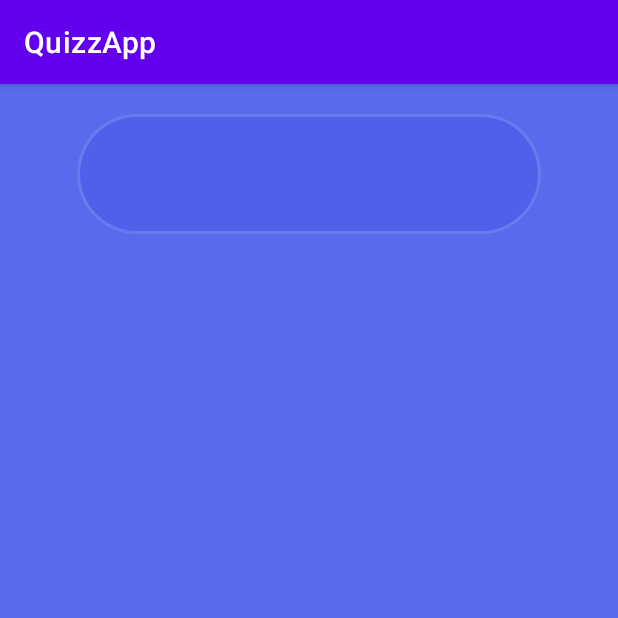
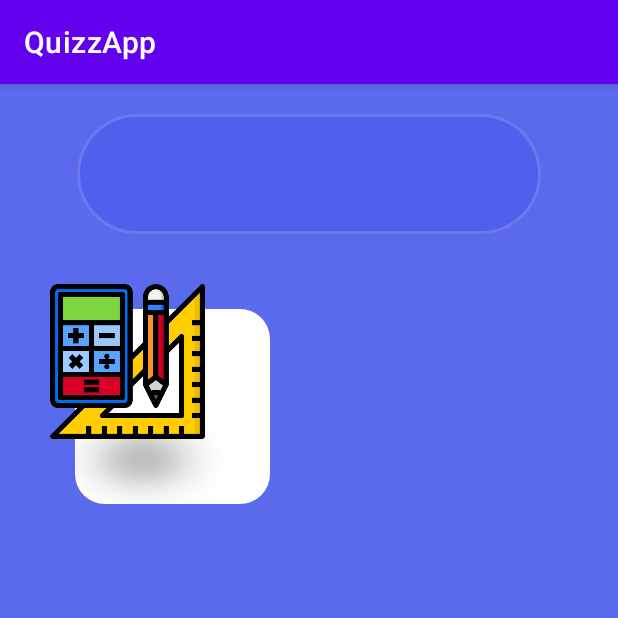
Before and after one commit to stroescump/QuizzApp, an Android app: the DashboardActivity screen opened directly, with no data from a screen before it, on a phone screen of 412 x 824 dp, the top half of it. Run offline under Robolectric (Android 15) with nearby library versions, the light colour scheme and no system bars.

Commit message:
implemented first UI mockup of quiz category

```diff
--- /dev/null
+++ b/app/src/main/res/drawable/bg_cardview_quiz.xml
@@ -0,0 +1,17 @@
+<?xml version="1.0" encoding="utf-8"?>
+<layer-list xmlns:android="http://schemas.android.com/apk/res/android">
+    <item
+        android:width="@dimen/dimen_130dp"
+        android:height="@dimen/dimen_130dp">
+        <shape android:shape="rectangle">
+            <solid android:color="@color/white" />
+            <corners android:radius="@dimen/dimen_20dp" />
+        </shape>
+    </item>
+    <item
+        android:width="@dimen/dimen_130dp"
+        android:height="@dimen/dimen_80dp"
+        android:drawable="@drawable/shadow_quiz_cardview"
+        android:top="@dimen/dimen_60dp" android:left="-20dp">
+    </item>
+</layer-list>
--- a/app/src/main/res/layout/activity_dashboard.xml
+++ b/app/src/main/res/layout/activity_dashboard.xml
@@ -38,25 +38,56 @@
             app:layout_constraintTop_toTopOf="@id/ivProfile"
             tools:text="Irina" />
 
-        <androidx.appcompat.widget.AppCompatImageView
-            android:id="@+id/ivXP"
-            android:layout_width="@dimen/dimen_60dp"
-            android:layout_height="@dimen/dimen_60dp"
-            android:layout_marginEnd="@dimen/dimen_10dp"
-            app:layout_constraintBottom_toBottomOf="@id/ivProfile"
-            app:layout_constraintEnd_toStartOf="@id/tvXP"
-            app:layout_constraintTop_toTopOf="@id/ivProfile"
-            tools:src="@tools:sample/avatars" />
+        <!--        <androidx.appcompat.widget.AppCompatImageView-->
+        <!--            android:id="@+id/ivXP"-->
+        <!--            android:layout_width="@dimen/dimen_60dp"-->
+        <!--            android:layout_height="@dimen/dimen_60dp"-->
+        <!--            android:layout_marginEnd="@dimen/dimen_10dp"-->
+        <!--            app:layout_constraintBottom_toBottomOf="@id/ivProfile"-->
+        <!--            app:layout_constraintEnd_toStartOf="@id/tvXP"-->
+        <!--            app:layout_constraintTop_toTopOf="@id/ivProfile"-->
+        <!--            tools:src="@tools:sample/avatars" />-->
 
-        <androidx.appcompat.widget.AppCompatTextView
-            android:id="@+id/tvXP"
-            android:layout_width="wrap_content"
-            android:layout_height="wrap_content"
-            android:layout_marginStart="@dimen/dimen_10dp"
-            app:layout_constraintBottom_toBottomOf="@id/ivProfile"
-            app:layout_constraintEnd_toEndOf="parent"
-            app:layout_constraintTop_toTopOf="@id/ivProfile"
-            tools:text="200,000" />
+        <!--        <androidx.appcompat.widget.AppCompatTextView-->
+        <!--            android:id="@+id/tvXP"-->
+        <!--            android:layout_width="wrap_content"-->
+        <!--            android:layout_height="wrap_content"-->
+        <!--            android:layout_marginStart="@dimen/dimen_10dp"-->
+        <!--            app:layout_constraintBottom_toBottomOf="@id/ivProfile"-->
+        <!--            app:layout_constraintEnd_toEndOf="parent"-->
+        <!--            app:layout_constraintTop_toTopOf="@id/ivProfile"-->
+        <!--            tools:text="200,000" />-->
 
     </androidx.constraintlayout.widget.ConstraintLayout>
+
+    <androidx.constraintlayout.widget.ConstraintLayout
+        android:id="@+id/cvQuiz1"
+        android:layout_width="@dimen/dimen_130dp"
+        android:layout_height="@dimen/dimen_130dp"
+        android:layout_margin="@dimen/dimen_50dp"
+        android:background="@drawable/bg_cardview_quiz"
+        app:layout_constraintStart_toStartOf="parent"
+        app:layout_constraintTop_toBottomOf="@id/containerProfile" />
+
+    <androidx.appcompat.widget.AppCompatImageView
+        android:id="@+id/ivQuizMath"
+        android:layout_width="110dp"
+        android:layout_height="110dp"
+        android:src="@drawable/math"
+        android:translationX="-40dp"
+        android:translationY="-40dp"
+        app:layout_constraintBottom_toBottomOf="@id/cvQuiz1"
+        app:layout_constraintEnd_toEndOf="@id/cvQuiz1" />
+
+    <androidx.appcompat.widget.AppCompatTextView
+        android:id="@+id/tvQuizCategory"
+        android:layout_width="wrap_content"
+        android:layout_height="wrap_content"
+        android:layout_marginTop="@dimen/dimen_10dp"
+        android:textColor="@color/white"
+        android:textSize="@dimen/dimen_18sp"
+        app:layout_constraintEnd_toEndOf="@id/cvQuiz1"
+        app:layout_constraintStart_toStartOf="@id/cvQuiz1"
+        app:layout_constraintTop_toBottomOf="@id/cvQuiz1"
+        tools:text="Maths" />
 </androidx.constraintlayout.widget.ConstraintLayout>
--- a/app/src/main/res/values/dimens.xml
+++ b/app/src/main/res/values/dimens.xml
@@ -5,4 +5,9 @@
     <dimen name="dimen_10dp">10dp</dimen>
     <dimen name="dimen_20dp">20dp</dimen>
     <dimen name="dimen_2dp">2dp</dimen>
+    <dimen name="dimen_80dp">80dp</dimen>
+    <dimen name="dimen_130dp">130dp</dimen>
+    <dimen name="dimen_90dp">90dp</dimen>
+    <dimen name="dimen_100dp">100dp</dimen>
+    <dimen name="dimen_18sp">18sp</dimen>
 </resources>
```
Also changed, not shown: app/src/main/res/drawable/math.png (added), app/src/main/res/drawable/shadow_quiz_cardview.png (added), app/src/main/res/drawable/shadow_quiz_cardview_lighter.png (added).
